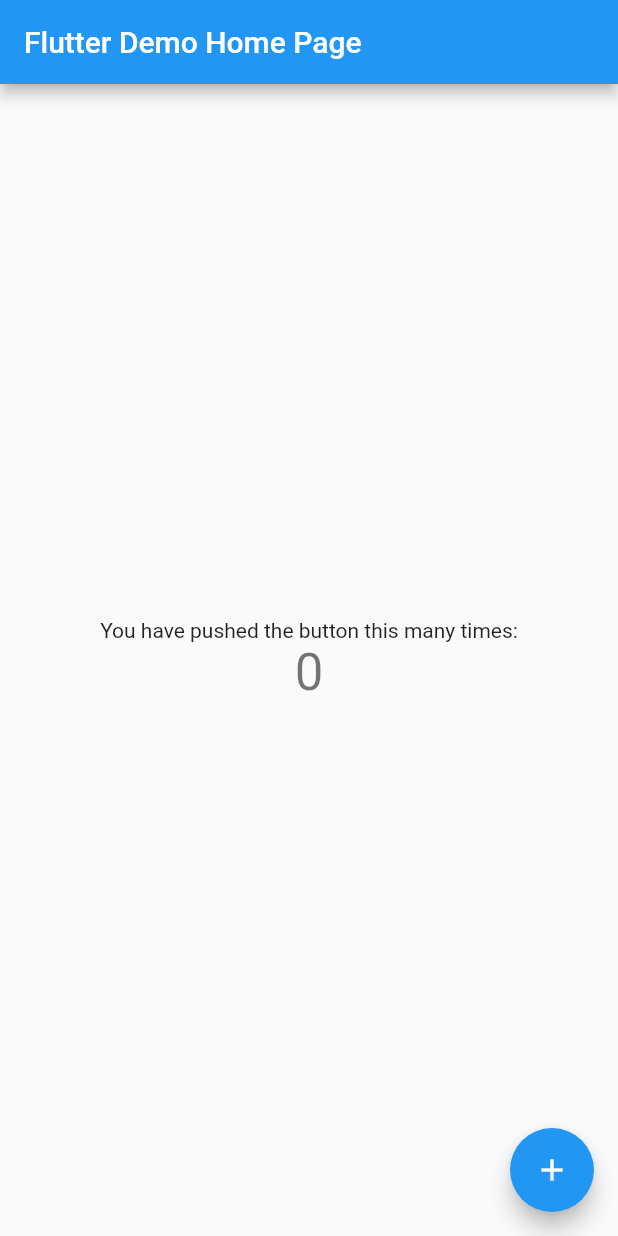
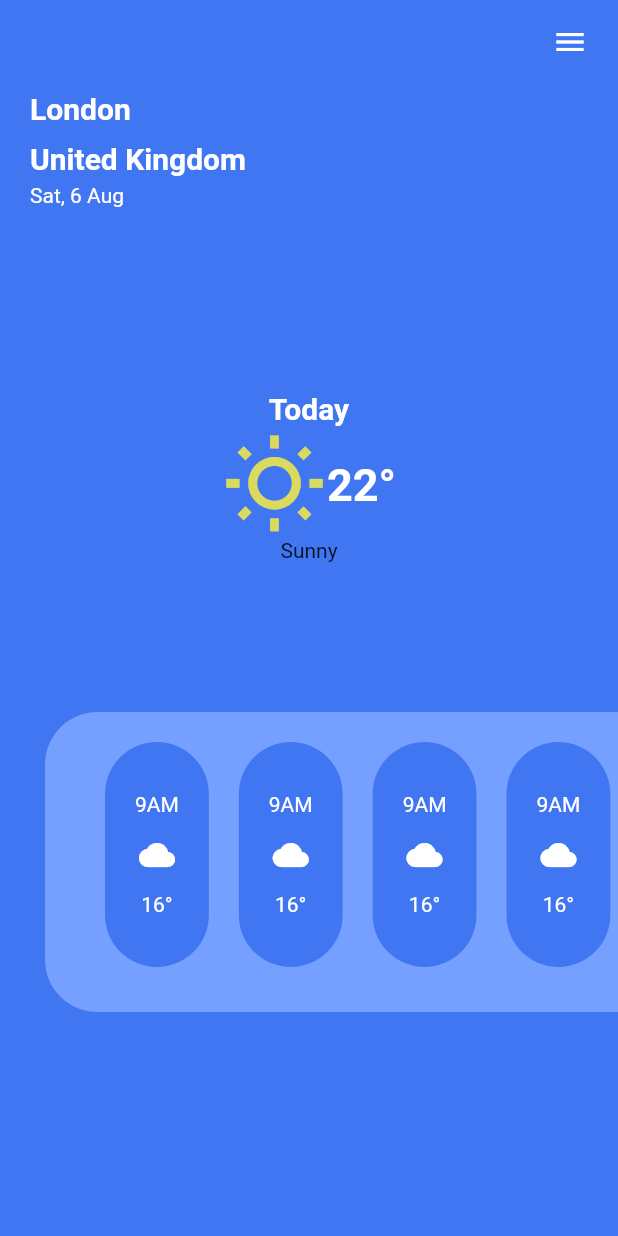
Before and after one commit to BashirYesufu/TalentQL, a Flutter app: the screen it shows after launch, on a phone screen of 412 x 824 dp. Run offline on Flutter 3.47's test engine with Material 2 defaults, Android fonts, the phone set to English and light mode, and no system bars.

```diff
--- a/analysis_options.yaml
+++ b/analysis_options.yaml
@@ -22,6 +22,11 @@ linter:
   # `// ignore_for_file: name_of_lint` syntax on the line or in the file
   # producing the lint.
   rules:
+    prefer_const_constructors: false
+    prefer_const_constructors_in_immutables: false
+    prefer_const_declarations: false
+    prefer_constructors_over_static_methods: false
+    prefer_const_literals_to_create_immutables: false
     # avoid_print: false  # Uncomment to disable the `avoid_print` rule
     # prefer_single_quotes: true  # Uncomment to enable the `prefer_single_quotes` rule
 
--- /dev/null
+++ b/lib/constants/colors.dart
@@ -0,0 +1,8 @@
+import 'package:flutter/cupertino.dart';
+
+class AppColors {
+  static const blue = Color(0xFF4076F1);
+  static const gold = Color(0xFFDADB5E);
+  static const white = Color(0xFFFFFFFF);
+  static const lightBlue = Color(0xFF75A0FF);
+}
--- /dev/null
+++ b/lib/constants/textstyles.dart
@@ -0,0 +1,19 @@
+import 'package:flutter/material.dart';
+import 'package:talent_ql/constants/colors.dart';
+
+class AppTextStyles{
+  static const kWhiteBold20 = TextStyle(
+    color: AppColors.white,
+    fontSize: 20,
+    fontWeight: FontWeight.bold,
+  );
+  static const kWhiteBold30 = TextStyle(
+    color: AppColors.white,
+    fontSize: 30,
+    fontWeight: FontWeight.bold,
+  );
+  static const kWhite14= TextStyle(
+    color: AppColors.white,
+    fontSize: 14,
+  );
+}
--- a/lib/main.dart
+++ b/lib/main.dart
@@ -1,115 +1,16 @@
 import 'package:flutter/material.dart';
+import 'package:talent_ql/routes.dart';
 
-void main() {
-  runApp(const MyApp());
-}
+void main() =>runApp(const TalentQL());
 
-class MyApp extends StatelessWidget {
-  const MyApp({Key? key}) : super(key: key);
-
-  // This widget is the root of your application.
+class TalentQL extends StatelessWidget {
+  const TalentQL({Key? key}) : super(key: key);
   @override
   Widget build(BuildContext context) {
     return MaterialApp(
-      title: 'Flutter Demo',
-      theme: ThemeData(
-        // This is the theme of your application.
-        //
-        // Try running your application with "flutter run". You'll see the
-        // application has a blue toolbar. Then, without quitting the app, try
-        // changing the primarySwatch below to Colors.green and then invoke
-        // "hot reload" (press "r" in the console where you ran "flutter run",
-        // or simply save your changes to "hot reload" in a Flutter IDE).
-        // Notice that the counter didn't reset back to zero; the application
-        // is not restarted.
-        primarySwatch: Colors.blue,
-      ),
-      home: const MyHomePage(title: 'Flutter Demo Home Page'),
+      debugShowCheckedModeBanner: false,
+      initialRoute: RouteHandler.initialRoute,
+      routes: RouteHandler.routes,
     );
   }
 }
-
-class MyHomePage extends StatefulWidget {
-  const MyHomePage({Key? key, required this.title}) : super(key: key);
-
-  // This widget is the home page of your application. It is stateful, meaning
-  // that it has a State object (defined below) that contains fields that affect
-  // how it looks.
-
-  // This class is the configuration for the state. It holds the values (in this
-  // case the title) provided by the parent (in this case the App widget) and
-  // used by the build method of the State. Fields in a Widget subclass are
-  // always marked "final".
-
-  final String title;
-
-  @override
-  State<MyHomePage> createState() => _MyHomePageState();
-}
-
-class _MyHomePageState extends State<MyHomePage> {
-  int _counter = 0;
-
-  void _incrementCounter() {
-    setState(() {
-      // This call to setState tells the Flutter framework that something has
-      // changed in this State, which causes it to rerun the build method below
-      // so that the display can reflect the updated values. If we changed
-      // _counter without calling setState(), then the build method would not be
-      // called again, and so nothing would appear to happen.
-      _counter++;
-    });
-  }
-
-  @override
-  Widget build(BuildContext context) {
-    // This method is rerun every time setState is called, for instance as done
-    // by the _incrementCounter method above.
-    //
-    // The Flutter framework has been optimized to make rerunning build methods
-    // fast, so that you can just rebuild anything that needs updating rather
-    // than having to individually change instances of widgets.
-    return Scaffold(
-      appBar: AppBar(
-        // Here we take the value from the MyHomePage object that was created by
-        // the App.build method, and use it to set our appbar title.
-        title: Text(widget.title),
-      ),
-      body: Center(
-        // Center is a layout widget. It takes a single child and positions it
-        // in the middle of the parent.
-        child: Column(
-          // Column is also a layout widget. It takes a list of children and
-          // arranges them vertically. By default, it sizes itself to fit its
-          // children horizontally, and tries to be as tall as its parent.
-          //
-          // Invoke "debug painting" (press "p" in the console, choose the
-          // "Toggle Debug Paint" action from the Flutter Inspector in Android
-          // Studio, or the "Toggle Debug Paint" command in Visual Studio Code)
-          // to see the wireframe for each widget.
-          //
-          // Column has various properties to control how it sizes itself and
-          // how it positions its children. Here we use mainAxisAlignment to
-          // center the children vertically; the main axis here is the vertical
-          // axis because Columns are vertical (the cross axis would be
-          // horizontal).
-          mainAxisAlignment: MainAxisAlignment.center,
-          children: <Widget>[
-            const Text(
-              'You have pushed the button this many times:',
-            ),
-            Text(
-              '$_counter',
-              style: Theme.of(context).textTheme.headline4,
-            ),
-          ],
-        ),
-      ),
-      floatingActionButton: FloatingActionButton(
-        onPressed: _incrementCounter,
-        tooltip: 'Increment',
-        child: const Icon(Icons.add),
-      ), // This trailing comma makes auto-formatting nicer for build methods.
-    );
-  }
-}
--- /dev/null
+++ b/lib/routes.dart
@@ -0,0 +1,13 @@
+import 'package:flutter/cupertino.dart';
+import 'package:talent_ql/screens/home_screen.dart';
+import 'package:talent_ql/screens/seven_screen.dart';
+
+class RouteHandler {
+  static String initialRoute = HomeScreen.screenID;
+
+  static Map<String, Widget Function(BuildContext)> routes = {
+    HomeScreen.screenID: (context) => HomeScreen(),
+    SevenDayScreen.screenID: (context) => SevenDayScreen(),
+  };
+
+}
--- /dev/null
+++ b/lib/screens/home_screen.dart
@@ -0,0 +1,126 @@
+import 'package:flutter/material.dart';
+import '../constants/colors.dart';
+import '../constants/textstyles.dart';
+
+class HomeScreen extends StatelessWidget {
+  const HomeScreen({Key? key}) : super(key: key);
+  static const screenID = 'Home';
+
+  @override
+  Widget build(BuildContext context) {
+    return Scaffold(
+      backgroundColor: AppColors.blue,
+      appBar: AppBar(
+        backgroundColor: AppColors.blue,
+        elevation: 0,
+        actions: [
+          Icon(Icons.menu),
+          SizedBox(width: 20,)
+        ],
+      ),
+      body: Column(
+        children: [
+          Padding(
+            padding: const EdgeInsets.symmetric(horizontal: 20.0),
+            child: Column(
+              mainAxisAlignment: MainAxisAlignment.start,
+              crossAxisAlignment: CrossAxisAlignment.start,
+              children: [
+                Text20(text: 'London'),
+                Text20(text: 'United Kingdom'),
+                Text('Sat, 6 Aug', style: AppTextStyles.kWhite14,),
+                SizedBox(height: MediaQuery.of(context).size.height / 7,),
+                Center(
+                  child: Column(
+                    mainAxisAlignment: MainAxisAlignment.center,
+                    children: [
+                      Text20(text: 'Today'),
+                      Row(
+                        mainAxisAlignment: MainAxisAlignment.center,
+                        children: [
+                          Icon(Icons.wb_sunny_outlined, color: AppColors.gold, size: 70,),
+                          Text('22°', style: AppTextStyles.kWhiteBold30,)
+                        ],
+                      ),
+                      Text('Sunny')
+                    ],
+                  ),
+                ),
+                SizedBox(height: 100,),
+              ],
+            ),
+          ),
+          Container(
+            padding: EdgeInsets.fromLTRB(30, 20, 0, 30),
+            decoration: BoxDecoration(
+              color: AppColors.lightBlue,
+              borderRadius: BorderRadius.only(topLeft: Radius.circular(35), bottomLeft: Radius.circular(35)),
+            ),
+            margin: EdgeInsets.only(left: 30),
+            height: 200,
+            width: MediaQuery.of(context).size.width,
+            child: SingleChildScrollView(
+              scrollDirection: Axis.horizontal,
+              child: Row(
+                children: [
+                  HourlyForecastContainer(),
+                  HourlyForecastContainer(),
+                  HourlyForecastContainer(),
+                  HourlyForecastContainer(),
+                  HourlyForecastContainer(),
+                  HourlyForecastContainer(),
+                  HourlyForecastContainer(),
+                  HourlyForecastContainer(),
+                  HourlyForecastContainer(),
+
+                ],
+              ),
+            ),
+          )
+        ],
+      ),
+    );
+  }
+}
+
+class HourlyForecastContainer extends StatelessWidget {
+  const HourlyForecastContainer({
+    Key? key,
+  }) : super(key: key);
+
+  @override
+  Widget build(BuildContext context) {
+    return Container(
+      padding: EdgeInsets.all(20),
+      margin: EdgeInsets.symmetric(horizontal: 10),
+      decoration: BoxDecoration(
+        color: AppColors.blue,
+        borderRadius: BorderRadius.circular(50),
+      ),
+      child: Column(
+        mainAxisAlignment: MainAxisAlignment.spaceEvenly,
+        children: [
+          Text('9AM', style: AppTextStyles.kWhite14,),
+          Icon(Icons.cloud, color: AppColors.white,),
+          Text('16°', style: AppTextStyles.kWhite14,)
+        ],
+      ),
+    );
+  }
+}
+
+class Text20 extends StatelessWidget {
+  const Text20({
+    Key? key,
+    required this.text,
+  }) : super(key: key);
+  final String text;
+
+  @override
+  Widget build(BuildContext context) {
+    return Padding(
+      padding: const EdgeInsets.symmetric(vertical: 5.0),
+      child: Text(text, style: AppTextStyles.kWhiteBold20,),
+    );
+  }
+}
--- /dev/null
+++ b/lib/screens/seven_screen.dart
@@ -0,0 +1,11 @@
+import 'package:flutter/material.dart';
+
+class SevenDayScreen extends StatelessWidget {
+  const SevenDayScreen({Key? key}) : super(key: key);
+  static const screenID = 'SevenDay';
+
+  @override
+  Widget build(BuildContext context) {
+    return Scaffold();
+  }
+}
```
Also changed, not shown: 1 other file.
